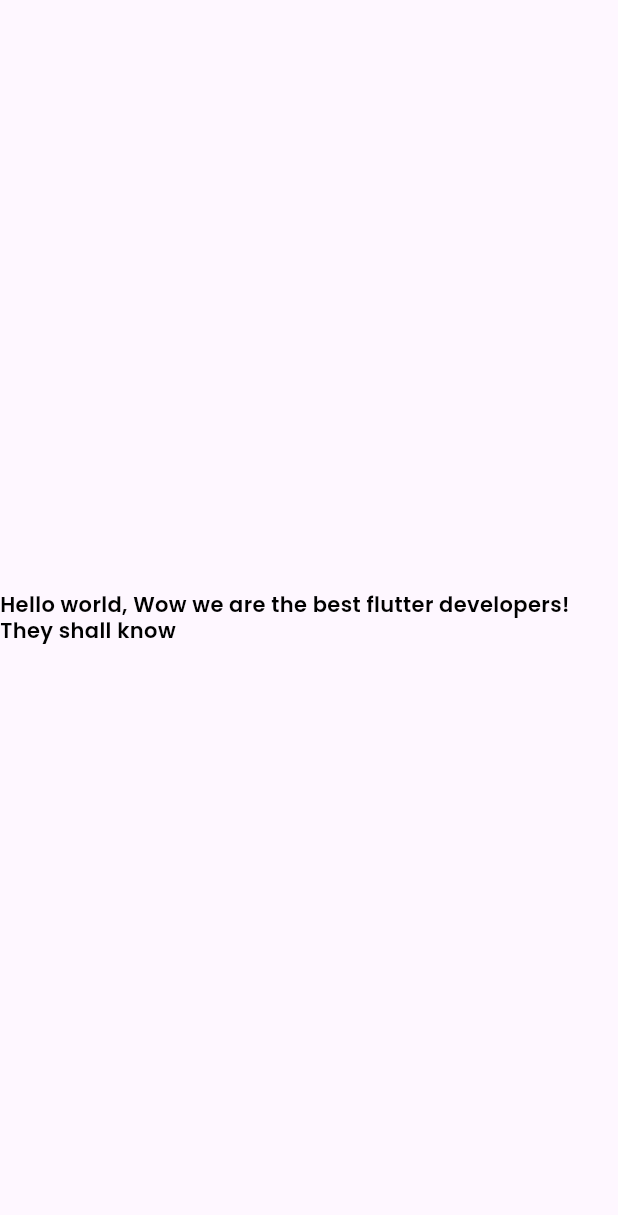
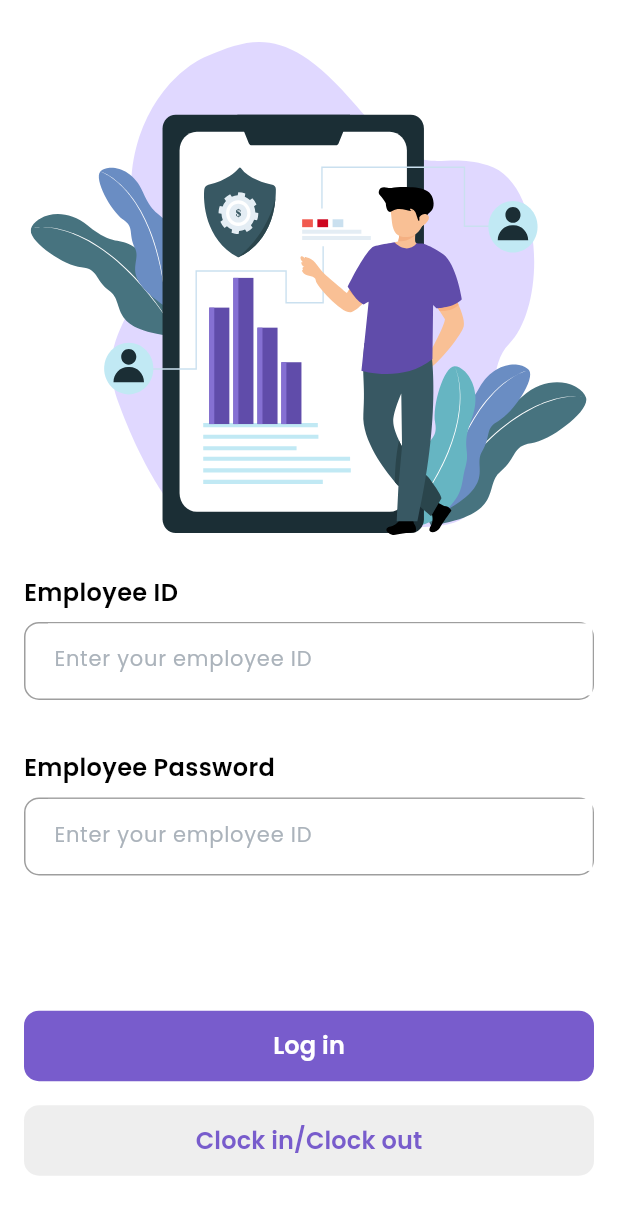
Before and after one commit to AliJawadSubhan/employee_management_system, a Flutter app: the screen it shows after launch, on a phone screen of 412 x 824 dp. Shown: the top 1215 px of the screen. Run offline on Flutter 3.47's test engine with Material 3 defaults, Android fonts, the phone set to English and light mode, and no system bars; our stand-ins replace auto_size_text, flutter_svg, google_fonts, local_auth.

Commit message:
Finished Login page, Authenticate.

```diff
--- a/lib/base/base.dart
+++ b/lib/base/base.dart
@@ -1,4 +1,4 @@
-import 'package:employee_management_system/core/core_widgets/core_text.dart';
+import 'package:employee_management_system/modules/authentication/login_user/login_user.dart';
 import 'package:flutter/material.dart';
 
 class EmployeeManagementSystem extends StatelessWidget {
@@ -8,19 +8,14 @@ class EmployeeManagementSystem extends StatelessWidget {
     return MaterialApp(
       debugShowCheckedModeBanner: false,
       theme: ThemeData(
-        bottomSheetTheme:
-            const BottomSheetThemeData(backgroundColor: Colors.white),
+        bottomSheetTheme: const BottomSheetThemeData(
+          backgroundColor: Colors.white,
+        ),
+        scaffoldBackgroundColor: Colors.white,
         useMaterial3: true,
         indicatorColor: Colors.white,
       ),
-      home: Scaffold(
-        body: Center(
-          child: customTextWidget(
-            text:
-                "Hello world, Wow we are the best flutter developers! They shall know",
-          ),
-        ),
-      ),
+      home: LoginPage(),
     );
   }
 }
--- a/lib/configs/extensions/buildcontext_extensions.dart
+++ b/lib/configs/extensions/buildcontext_extensions.dart
@@ -2,7 +2,6 @@ import 'package:flutter/material.dart';
 
 extension BuildContextExtension on BuildContext {
   MediaQueryData get mediaQuery => MediaQuery.of(this);
-
   double get screenHeight => mediaQuery.size.height;
   double get screenWidth => mediaQuery.size.width;
   void pushScreenTo(Widget page) =>
--- a/lib/core/core_widgets/core_text.dart
+++ b/lib/core/core_widgets/core_text.dart
@@ -5,7 +5,7 @@ import 'package:google_fonts/google_fonts.dart';
 
 Widget customTextWidget({
   required text,
-  double fontSize = 14.0,
+  double fontSize = 16.0,
   Color color = Colors.black,
   String fontNameP = FontsConstants.poppins,
   FontWeight fontWeight = FontWeight.w600,
--- a/lib/core/core_widgets/custom_elevated_button.dart
+++ b/lib/core/core_widgets/custom_elevated_button.dart
@@ -20,7 +20,7 @@ Widget customElevatedBtnWidget(
     child: ElevatedButton(
       onPressed: func,
       style: ElevatedButton.styleFrom(
-          // surfaceTintColor: ColorConstants.primaryColor,
+          surfaceTintColor: ColorConstants.blackColor,
           // splashFactory: ,
           backgroundColor: bgColor,
           elevation: 0,
--- a/lib/core/core_widgets/custom_field.dart
+++ b/lib/core/core_widgets/custom_field.dart
@@ -13,7 +13,7 @@ Widget customTextField({
   double suffixfontSize = 14,
   Color suffixColor = Colors.white,
   FontWeight fontWeight = FontWeight.normal,
-  double height = 57,
+  double height = 52,
   String? hintText = "",
   double circularRadius = 10,
   bool isPassword = false,
@@ -48,15 +48,16 @@ Widget customTextField({
       onTap: ontpap ?? () {},
       controller: controller,
       keyboardType: keyBoard,
-
+      textAlignVertical: TextAlignVertical.top,
+      // textAlignVertical: TextAlignVertical.center,
       style: TextStyle(fontSize: fontSize, fontWeight: fontWeight),
-
       decoration: InputDecoration(
         // counter: const SizedBox.shrink(),
         filled: true,
         fillColor: fillColor ?? Colors.white,
         prefixIcon: prefixIcon,
         suffixIcon: suffixIcon,
+
         suffixText: suffixText,
         contentPadding: (prefixIcon != null || suffixIcon != null)
             ? const EdgeInsets.only(top: 15)
@@ -72,7 +73,7 @@ Widget customTextField({
             fontFamily: GoogleFonts.poppins().fontFamily,
             color: const Color(0xFFABB3BB)),
         hintText: hintText,
-
+        alignLabelWithHint: true,
         border: InputBorder.none,
       ),
     ),
--- /dev/null
+++ b/lib/core/services/fingerprint_helper.dart
@@ -0,0 +1,27 @@
+import 'package:flutter/cupertino.dart';
+import 'package:local_auth/local_auth.dart';
+
+class FingerPrintClass {
+  static final LocalAuthentication _auth = LocalAuthentication();
+  static Future<bool> canAuthenticate() async =>
+      await _auth.canCheckBiometrics || await _auth.isDeviceSupported();
+
+  static Future<bool> authenticate() async {
+    try {
+      if (!await canAuthenticate()) {
+        return false;
+      } else {
+        return await _auth.authenticate(
+          localizedReason: 'Please press your finger on the sensor',
+          options: const AuthenticationOptions(
+            biometricOnly: true,
+            useErrorDialogs: true,
+          ),
+        );
+      }
+    } catch (e) {
+      debugPrint("ERROR $e");
+      rethrow;
+    }
+  }
+}
--- /dev/null
+++ b/lib/modules/authentication/login_user/login_user.dart
@@ -0,0 +1,125 @@
+import 'dart:developer';
+
+import 'package:employee_management_system/configs/constants/color_constants.dart';
+import 'package:employee_management_system/configs/extensions/buildcontext_extensions.dart';
+import 'package:employee_management_system/core/core_widgets/core_text.dart';
+import 'package:employee_management_system/core/core_widgets/custom_elevated_button.dart';
+import 'package:employee_management_system/core/core_widgets/custom_field.dart';
+import 'package:employee_management_system/core/core_widgets/spaces.dart';
+import 'package:employee_management_system/core/services/fingerprint_helper.dart';
+import 'package:flutter/material.dart';
+import 'package:flutter_svg/flutter_svg.dart';
+
+class LoginPage extends StatelessWidget {
+  LoginPage({super.key});
+
+  TextEditingController empIDController = TextEditingController();
+  TextEditingController empPwController = TextEditingController();
+
+  @override
+  Widget build(BuildContext context) {
+    return Scaffold(
+      // resizeToAvoidBottomInset: false,
+      body: SafeArea(
+        child: SingleChildScrollView(
+          child: Padding(
+            padding: const EdgeInsets.all(8.0),
+            child: Column(
+              mainAxisAlignment: MainAxisAlignment.spaceBetween,
+              children: [
+                Padding(
+                  padding: const EdgeInsets.all(0.0),
+                  child: Column(
+                    // crossAxisAlignment: ,
+                    mainAxisAlignment: MainAxisAlignment.start,
+                    crossAxisAlignment: CrossAxisAlignment.start,
+                    children: [
+                      Spaces.mid,
+                      SizedBox(
+                        height: context.screenHeight * 0.4,
+                        width: context.screenWidth,
+                        child: SvgPicture.asset(
+                            "assets/images/login_illustration.svg"),
+                      ),
+                      Spaces.mid,
+                      Padding(
+                        padding: const EdgeInsets.all(8.0),
+                        child: Column(
+                          crossAxisAlignment: CrossAxisAlignment.start,
+                          children: [
+                            customTextWidget(text: "Employee ID"),
+                            Spaces.smallh,
+                            customTextField(
+                              keyBoard: TextInputType.number,
+                              controller: empIDController,
+                              hintText: "Enter your employee ID",
+                            ),
+                          ],
+                        ),
+                      ),
+                      Spaces.mid,
+                      Padding(
+                        padding: const EdgeInsets.all(8.0),
+                        child: Column(
+                          crossAxisAlignment: CrossAxisAlignment.start,
+                          children: [
+                            customTextWidget(text: "Employee Password"),
+                            Spaces.smallh,
+                            customTextField(
+                              controller: empPwController,
+                              hintText: "Enter your employee ID",
+                              isPassword: true,
+                            ),
+                          ],
+                        ),
+                      ),
+                    ],
+                  ),
+                ),
+                // Spacer(),
+                SizedBox(
+                  height: context.screenHeight * 0.09,
+                ),
+                Padding(
+                  padding: const EdgeInsets.all(8.0),
+                  child: customElevatedBtnWidget(
+                    width: context.screenWidth,
+                    child: customTextWidget(
+                      text: "Log in",
+                      color: Colors.white,
+                    ),
+                    func: () {
+                      // console.log("")
+                      log("HEllo world");
+                    },
+                  ),
+                ),
+                Padding(
+                  padding: const EdgeInsets.all(8.0),
+                  child: customElevatedBtnWidget(
+                    width: context.screenWidth,
+                    child: customTextWidget(
+                      text: "Clock in/Clock out",
+                      color: ColorConstants.primaryColor,
+                    ),
+                    bgColor: Colors.grey[200]!,
+                    func: () async {
+                      // console.log("")
+                      // log("HEllo world");
+                      final canAuth = await FingerPrintClass.canAuthenticate();
+                      debugPrint(canAuth.toString());
+                      final authenticate =
+                          await FingerPrintClass.authenticate();
+                      debugPrint("Authenticated : $authenticate");
+                    },
+                  ),
+                ),
+                Spaces.extrasmall,
+              ],
+            ),
+          ),
+        ),
+      ),
+    );
+  }
+}
--- a/pubspec.yaml
+++ b/pubspec.yaml
@@ -38,6 +38,8 @@ dependencies:
   auto_size_text: ^3.0.0
   google_fonts: ^6.1.0
   provider: ^6.1.1
+  local_auth: ^2.1.8
+  flutter_svg: ^2.0.9
 
 dev_dependencies:
   flutter_test:
@@ -62,8 +64,8 @@ flutter:
   uses-material-design: true
 
   # To add assets to your application, add an assets section, like this:
-  # assets:
-  #   - images/a_dot_burr.jpeg
+  assets:
+      - assets/images/
   #   - images/a_dot_ham.jpeg
 
   # An image asset can refer to one or more resolution-specific "variants", see
```
Also changed, not shown: assets/images/login_illustration.svg (added), pubspec.lock, 4 other files.
